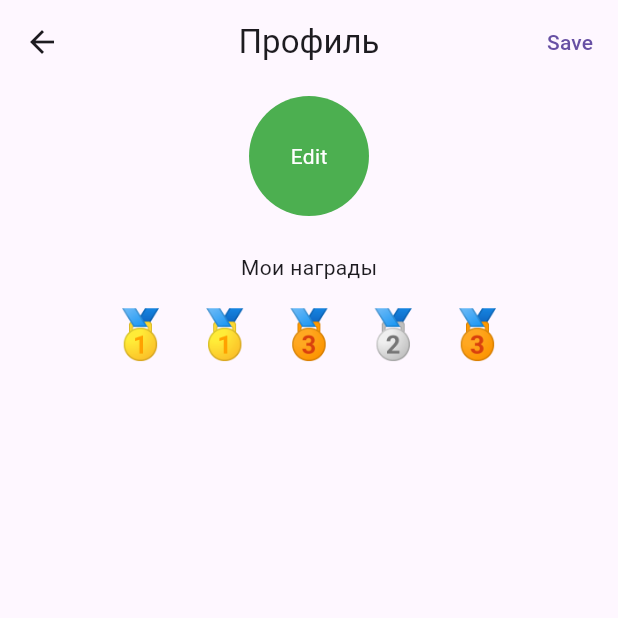
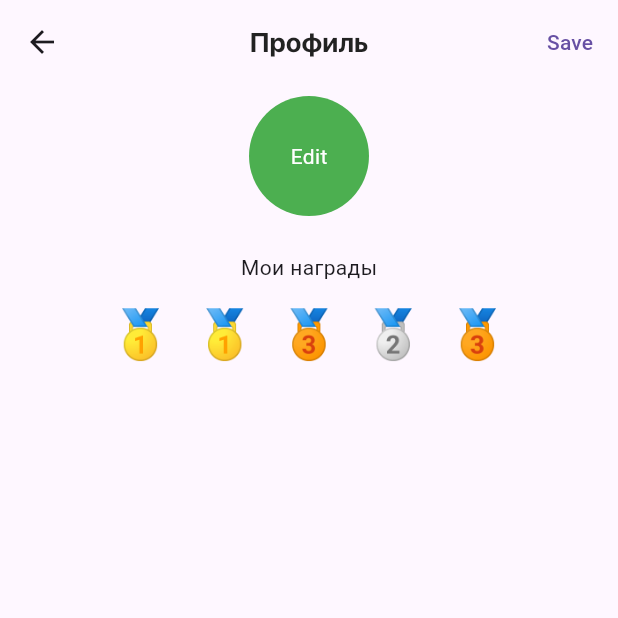
Before and after one commit to DeployChef/surf_flutter_kerlingo, a Flutter app: the screen it shows after launch, on a phone screen of 412 x 824 dp, the top half of it. Run offline on Flutter 3.47's test engine with Material 3 defaults, Android fonts, the phone set to English and light mode, and no system bars; project files that could hold a hidden picture were left out.

Commit message:
use theme

```diff
--- a/lib/main.dart
+++ b/lib/main.dart
@@ -1,5 +1,6 @@
 import 'package:flutter/material.dart';
 import 'package:surf_flutter_kerlingo/profile_screen.dart';
+import 'package:surf_flutter_kerlingo/theme.dart';
 
 void main() {
   runApp(const MainApp());
@@ -10,7 +11,10 @@ class MainApp extends StatelessWidget {
 
   @override
   Widget build(BuildContext context) {
-    return const MaterialApp(
+    return MaterialApp(
+      theme: AppTheme.lightTheme,
+      darkTheme: AppTheme.darkTheme,
+      themeMode: ThemeMode.system,
       home: ProfileScreen(),
     );
   }
```
